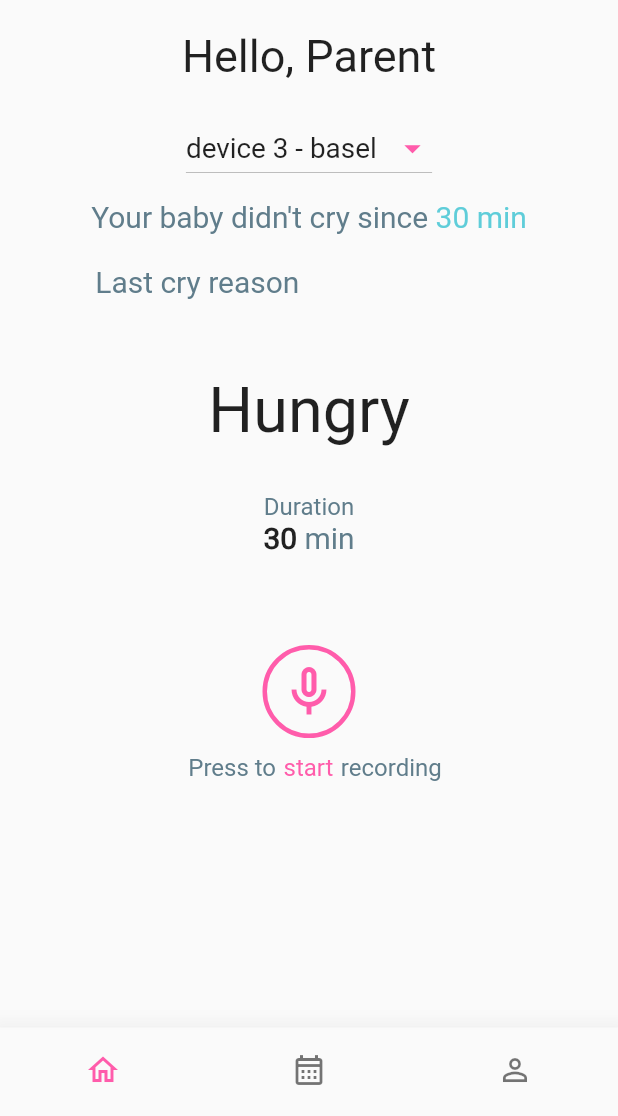
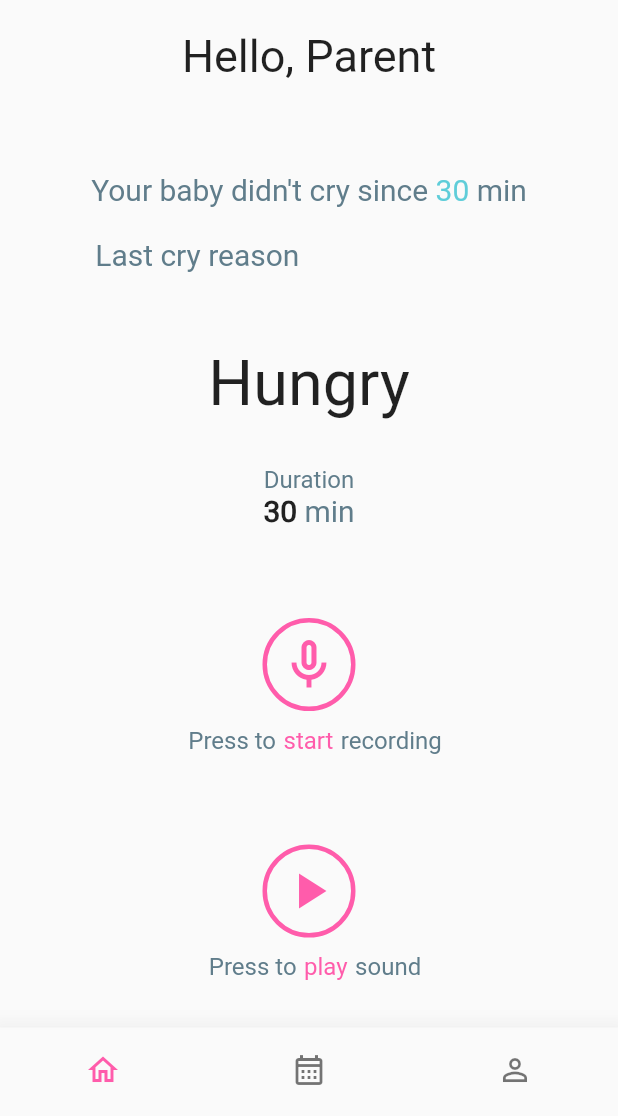
Before and after one commit to Omar-Rahwanji/Baby-May-Cry-Mobile-App, a Flutter app: the HomePage screen opened directly with empty values, on a phone screen of 412 x 824 dp, the part 120-1236 px from its top. Run offline on Flutter 3.47's test engine with Material 2 defaults, Android fonts, the phone set to English and light mode, and no system bars; our stand-ins replace cloud_firestore, firebase_auth, firebase_core, fluttertoast, localize_and_translate, modal_progress_hud_nsn and 2 more; missing offline and left inert: flutter_sound_lite; accounts and stored records are empty.

Commit message:
Finish audio recorder and player

```diff
--- /dev/null
+++ b/lib/components/player_button.dart
@@ -0,0 +1,105 @@
+import 'package:baby_may_cry/services/audio.dart';
+import 'package:baby_may_cry/static/colors.dart';
+import 'package:flutter/material.dart';
+import 'package:localize_and_translate/localize_and_translate.dart';
+
+class PlayerButton extends StatefulWidget {
+  const PlayerButton({Key? key}) : super(key: key);
+
+  @override
+  State<PlayerButton> createState() => _PlayerButtonState();
+}
+
+class _PlayerButtonState extends State<PlayerButton> {
+  final player = SoundPlayer();
+
+  @override
+  void initState() {
+    super.initState();
+    player.init();
+  }
+
+  @override
+  void dispose() {
+    player.dispose();
+    super.dispose();
+  }
+
+  @override
+  Widget build(BuildContext context) {
+    bool isPlaying = player.isPlaying;
+    IconData icon = isPlaying ? Icons.pause : Icons.play_arrow;
+    String buttonHint = isPlaying ? "pause".tr() : "play".tr();
+
+    return Column(
+      children: [
+        Container(
+          decoration: BoxDecoration(
+            border: Border.all(
+              color: CustomColors.primary,
+              width: 3,
+            ),
+            borderRadius: BorderRadius.circular(50),
+          ),
+          child: Stack(
+            children: [
+              Visibility(
+                visible: isPlaying,
+                child: SizedBox(
+                  width: 56,
+                  height: 56,
+                  child: CircularProgressIndicator(
+                    backgroundColor: CustomColors.secondary,
+                    strokeWidth: 7,
+                  ),
+                ),
+              ),
+              IconButton(
+                enableFeedback: true,
+                iconSize: 40,
+                color: CustomColors.primary,
+                icon: Icon(icon),
+                onPressed: () async {
+                  await player.togglePlaying(
+                      whenFinished: () => setState(() {}));
+                  isPlaying = player.isPlaying;
+                  setState(() {});
+                },
+              ),
+            ],
+          ),
+        ),
+        const SizedBox(height: 10),
+        Row(
+          mainAxisAlignment: MainAxisAlignment.center,
+          children: [
+            const SizedBox(width: 8),
+            Text(
+              "Press to".tr(),
+              style: const TextStyle(
+                color: Colors.blueGrey,
+                fontSize: 16,
+              ),
+            ),
+            const SizedBox(width: 5),
+            Text(
+              buttonHint,
+              style: TextStyle(
+                color: CustomColors.primary,
+                fontSize: 16,
+              ),
+            ),
+            const SizedBox(width: 5),
+            Text(
+              "sound".tr(),
+              style: const TextStyle(
+                color: Colors.blueGrey,
+                fontSize: 16,
+              ),
+            ),
+          ],
+        ),
+      ],
+    );
+  }
+}
--- a/lib/components/recording_button.dart
+++ b/lib/components/recorder_button.dart
@@ -3,14 +3,14 @@ import 'package:baby_may_cry/static/colors.dart';
 import 'package:flutter/material.dart';
 import 'package:localize_and_translate/localize_and_translate.dart';
 
-class RecordingButton extends StatefulWidget {
-  const RecordingButton({Key? key}) : super(key: key);
+class RecorderButton extends StatefulWidget {
+  const RecorderButton({Key? key}) : super(key: key);
 
   @override
-  State<RecordingButton> createState() => _RecordingButtonState();
+  State<RecorderButton> createState() => _RecorderButtonState();
 }
 
-class _RecordingButtonState extends State<RecordingButton> {
+class _RecorderButtonState extends State<RecorderButton> {
   final recorder = SoundRecorder();
 
   @override
@@ -55,6 +55,7 @@ class _RecordingButtonState extends State<RecordingButton> {
                 ),
               ),
               IconButton(
+                enableFeedback: true,
                 iconSize: 40,
                 color: CustomColors.primary,
                 icon: Icon(icon),
--- a/lib/pages/home.dart
+++ b/lib/pages/home.dart
@@ -35,8 +35,11 @@ class _HomePageState extends State<HomePage> {
               ),
               accountName: Text(userData['fullName'].toString()),
               accountEmail: Text(userData['email'].toString()),
-              currentAccountPicture: const Image(
-                image: AssetImage('assets/images/logo.png'),
+              currentAccountPicture: const Hero(
+                tag: "logo",
+                child: Image(
+                  image: AssetImage('assets/images/logo.png'),
+                ),
               ),
             ),
             ListTile(
--- a/lib/pages/parent_dashboard.dart
+++ b/lib/pages/parent_dashboard.dart
@@ -1,7 +1,8 @@
-import 'package:baby_may_cry/components/recording_button.dart';
+import 'package:baby_may_cry/components/recorder_button.dart';
 import 'package:flutter/material.dart';
 import 'package:localize_and_translate/localize_and_translate.dart';
 
+import '../components/player_button.dart';
 import '../static/colors.dart';
 
 class ParentDashboard extends StatefulWidget {
@@ -29,28 +30,7 @@ class _ParentDashboardState extends State<ParentDashboard> {
               fontSize: 30,
             ),
           ),
-          const SizedBox(height: 20),
-          DropdownButton(
-            elevation: 16,
-            iconEnabledColor: CustomColors.primary,
-            value: "device 3 - basel".tr(),
-            icon: const Icon(
-              Icons.arrow_drop_down,
-              size: 26,
-            ),
-            items: [
-              "device 3 - basel".tr(),
-              "device 2 - essam".tr(),
-              "device 1 - omar".tr(),
-            ].map((String items) {
-              return DropdownMenuItem(
-                value: items,
-                child: Text(items),
-              );
-            }).toList(),
-            onChanged: (String? newValue) {},
-          ),
-          const SizedBox(height: 10),
+          const SizedBox(height: 60),
           Row(
             mainAxisAlignment: MainAxisAlignment.center,
             children: [
@@ -62,12 +42,20 @@ class _ParentDashboardState extends State<ParentDashboard> {
                 ),
               ),
               Text(
-                "30 min".tr(),
+                "30".tr(),
                 style: TextStyle(
                   color: CustomColors.secondary,
                   fontSize: 20,
                 ),
               ),
+                            Text(
+                " min".tr(),
+                style: const TextStyle(
+                  color: Colors.blueGrey,
+                  fontSize: 20,
+                ),
+              ),
+
             ],
           ),
           const SizedBox(height: 20),
@@ -116,7 +104,9 @@ class _ParentDashboardState extends State<ParentDashboard> {
             ],
           ),
           const SizedBox(height: 60),
-          const RecordingButton(),
+          const RecorderButton(),
+          const SizedBox(height: 60),
+          const PlayerButton(),
         ],
       ),
     );
--- a/lib/services/audio.dart
+++ b/lib/services/audio.dart
@@ -1,10 +1,15 @@
+import 'dart:convert';
+import 'dart:io';
+
+import 'package:flutter/cupertino.dart';
 import 'package:flutter_sound_lite/flutter_sound.dart';
+import 'package:path_provider/path_provider.dart';
 import 'package:permission_handler/permission_handler.dart';
 
-const pathToSaveAudio = 'audio_example.aac';
+const audioFilePath = "/cry.wav";
 
 class SoundRecorder {
-  FlutterSoundRecorder? _audioRecorder;
+  static FlutterSoundRecorder? _audioRecorder;
   bool _isRecorderInitialised = false;
 
   bool get isRecording => _audioRecorder!.isRecording;
@@ -31,8 +36,10 @@ class SoundRecorder {
 
   Future _record() async {
     if (!_isRecorderInitialised) return;
-
-    await _audioRecorder!.startRecorder(toFile: pathToSaveAudio);
+    Directory? _downloadsDirectory = await getExternalStorageDirectory();
+    print(_downloadsDirectory!.path);
+    await _audioRecorder!
+        .startRecorder(toFile: _downloadsDirectory.path + audioFilePath);
   }
 
   Future _stop() async {
@@ -42,10 +49,52 @@ class SoundRecorder {
   }
 
   Future toggleRecording() async {
-    if (_audioRecorder!.isStopped) {
+    if (_audioRecorder!.isStopped && SoundPlayer._audioPlayer!.isStopped) {
       await _record();
     } else {
       await _stop();
     }
   }
 }
+
+class SoundPlayer {
+  static FlutterSoundPlayer? _audioPlayer;
+  bool _isPlayerInitialised = false;
+  bool get isPlaying => _audioPlayer!.isPlaying;
+
+  Future init() async {
+    _audioPlayer = FlutterSoundPlayer();
+
+    await _audioPlayer!.openAudioSession();
+    _isPlayerInitialised = true;
+  }
+
+  void dispose() {
+    if (!_isPlayerInitialised) return;
+
+    _audioPlayer!.closeAudioSession();
+    _audioPlayer = null;
+    _isPlayerInitialised = false;
+  }
+
+  Future _play(VoidCallback whenFinished) async {
+    Directory? _downloadsDirectory = await getExternalStorageDirectory();
+
+    await _audioPlayer!.startPlayer(
+      fromURI: _downloadsDirectory!.path + audioFilePath,
+      whenFinished: whenFinished,
+    );
+  }
+
+  Future _stop() async {
+    await _audioPlayer!.stopPlayer();
+  }
+
+  Future togglePlaying({required VoidCallback whenFinished}) async {
+    if (_audioPlayer!.isStopped && SoundRecorder._audioRecorder!.isStopped) {
+      await _play(whenFinished);
+    } else {
+      await _stop();
+    }
+  }
+}
--- a/pubspec.yaml
+++ b/pubspec.yaml
@@ -44,7 +44,7 @@ dependencies:
   modal_progress_hud_nsn: ^0.1.0-nullsafety-1
   flutter_sound_lite: ^8.5.0
   permission_handler: ^9.2.0
-
+  path_provider: ^2.0.9
 dev_dependencies:
   flutter_test:
     sdk: flutter
```
Also changed, not shown: pubspec.lock.
